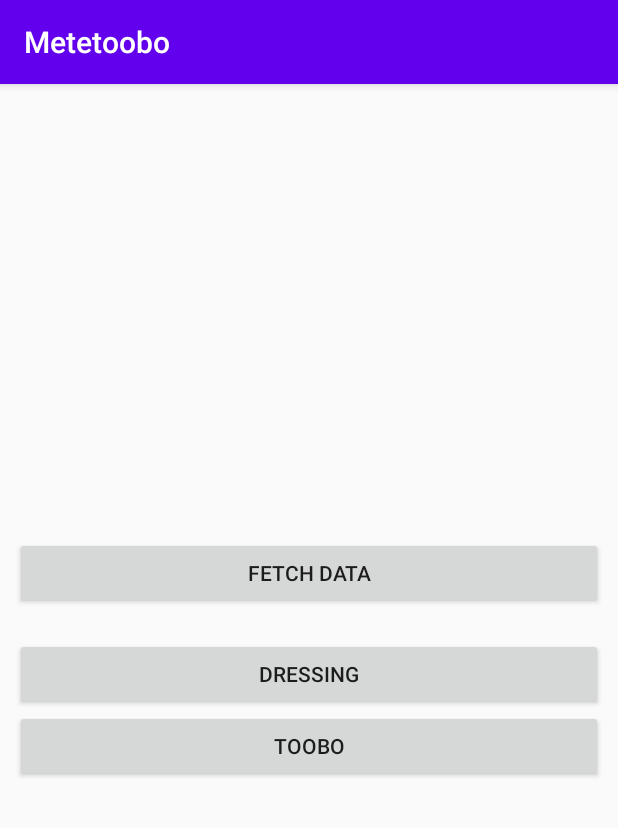
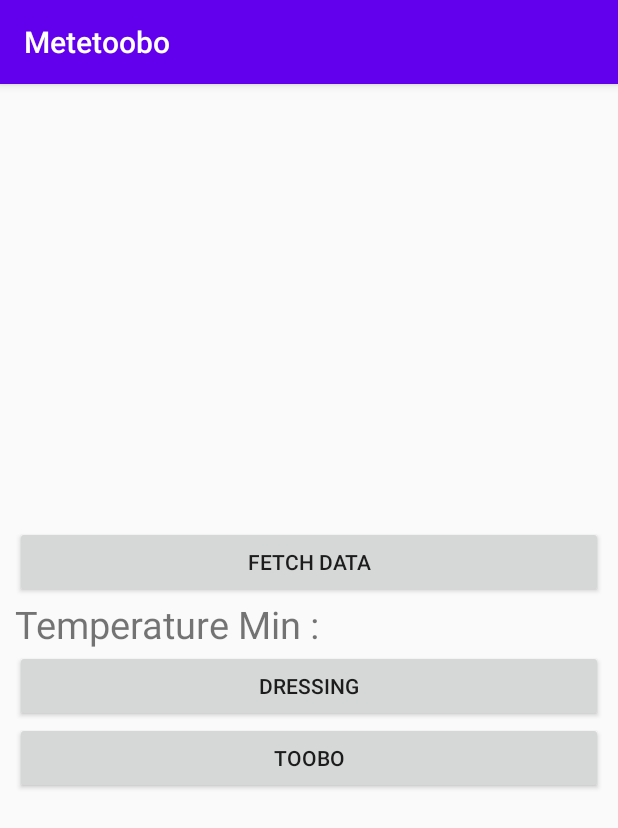
Before and after one commit to LorenzoBOIARDI/MetetooboApp, an Android app: the screen it shows after launch (MainActivity), on a phone screen of 412 x 824 dp. Shown: the top 828 px of the screen. Run offline under Robolectric (Android 15) with nearby library versions, the phone set to English and light mode, and no system bars.

Commit message:
ajout fonction url

```diff
--- a/app/src/main/java/com/example/metetoobo/MainActivity.java
+++ b/app/src/main/java/com/example/metetoobo/MainActivity.java
@@ -7,6 +7,7 @@ import android.os.Bundle;
 import android.text.TextUtils;
 import android.view.View;
 import android.widget.Button;
+import android.widget.TextView;
 import android.widget.Toast;
 
 import org.json.JSONArray;
@@ -63,6 +64,9 @@ public class MainActivity extends AppCompatActivity {
                 if (!data.isEmpty()){
                     JSONObject jsonObject = new JSONObject(data);
                     JSONArray temperatureMin = jsonObject.getJSONArray("tmin");
+                    String tempMinString = temperatureMin.toString();
+                    TextView textView = findViewById(R.id.text_showTempMin);
+                    textView.setText(tempMinString);
 
                 }
 
--- a/app/src/main/res/layout/activity_main.xml
+++ b/app/src/main/res/layout/activity_main.xml
@@ -19,9 +19,11 @@
         android:text="Fetch Data"/>
 
     <TextView
-        android:id="@+id/showTemp"
+        android:id="@+id/text_showTempMin"
         android:layout_width="match_parent"
         android:layout_height="wrap_content"
+        android:text="Temperature Min :"
+        android:textSize="25sp"
         />
 
     <Button
```
